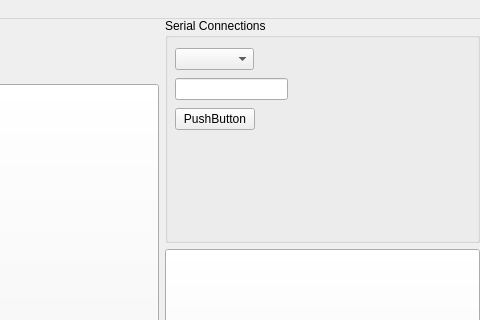
This is ui/mainwindow.ui in UASTARR/starrtracker-archive as Qt 5 draws it before an edit; both pictures show x 800 to 1280 and y 0 to 320 of the 1280 by 720 pixel window. The edited form follows.
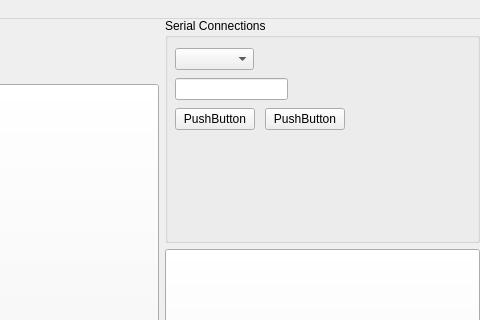
This is the edited form.

Commit message: Added serial termination button.

The edit to the form file:
```diff
--- a/ui/mainwindow.ui
+++ b/ui/mainwindow.ui
@@ -110,6 +110,19 @@
              <string>PushButton</string>
             </property>
            </widget>
+           <widget class="QPushButton" name="serialTerminationButton">
+            <property name="geometry">
+             <rect>
+              <x>100</x>
+              <y>90</y>
+              <width>80</width>
+              <height>22</height>
+             </rect>
+            </property>
+            <property name="text">
+             <string>PushButton</string>
+            </property>
+           </widget>
           </widget>
          </item>
         </layout>
```
The commit also changes 3 other files.
